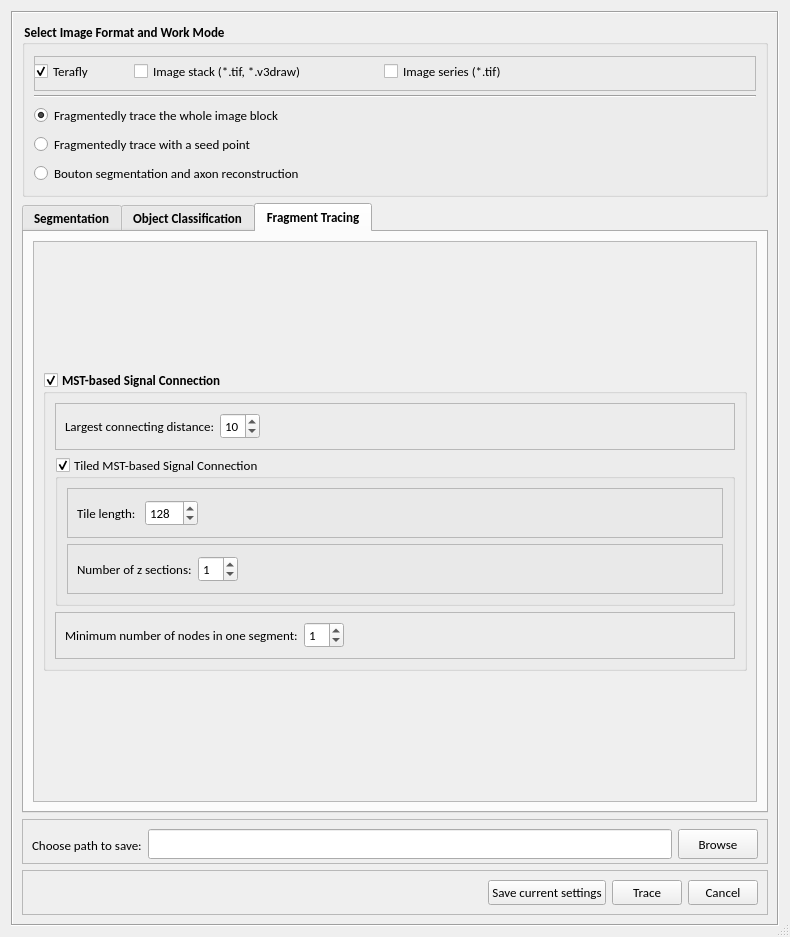
Above: hackathon/MK/Fragmented_autoTrace/fragmentedTraceUI.ui from Vaa3D/vaa3d_tools before the change. Below: the same form after it.
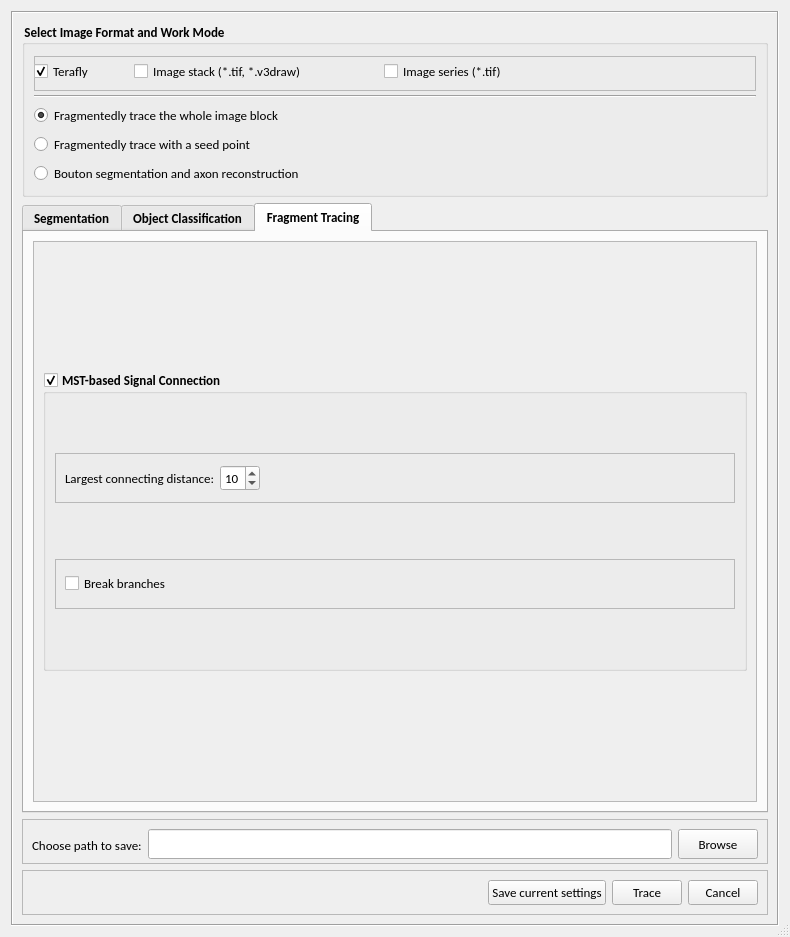
That is the form after the change. The open tabs and pages were chosen to show the change.

```diff
--- a/hackathon/MK/Fragmented_autoTrace/fragmentedTraceUI.ui
+++ b/hackathon/MK/Fragmented_autoTrace/fragmentedTraceUI.ui
@@ -1089,134 +1089,8 @@
                    </layout>
                   </widget>
                  </item>
-                 <item>
-                  <widget class="QGroupBox" name="groupBox_9">
-                   <property name="minimumSize">
-                    <size>
-                     <width>0</width>
-                     <height>150</height>
-                    </size>
-                   </property>
-                   <property name="maximumSize">
-                    <size>
-                     <width>16777215</width>
-                     <height>150</height>
-                    </size>
-                   </property>
-                   <property name="font">
-                    <font>
-                     <weight>50</weight>
-                     <bold>false</bold>
-                    </font>
-                   </property>
-                   <property name="title">
-                    <string>Tiled MST-based Signal Connection</string>
-                   </property>
-                   <property name="checkable">
-                    <bool>true</bool>
-                   </property>
-                   <property name="checked">
-                    <bool>true</bool>
-                   </property>
-                   <layout class="QVBoxLayout" name="verticalLayout_14">
-                    <item>
-                     <widget class="QFrame" name="frame_12">
-                      <property name="font">
-                       <font>
-                        <weight>50</weight>
-                        <bold>false</bold>
-                       </font>
-                      </property>
-                      <property name="frameShape">
-                       <enum>QFrame::StyledPanel</enum>
-                      </property>
-                      <property name="frameShadow">
-                       <enum>QFrame::Raised</enum>
-                      </property>
-                      <layout class="QHBoxLayout" name="horizontalLayout_9">
-                       <item>
-                        <widget class="QLabel" name="label_7">
-                         <property name="text">
-                          <string>Tile length: </string>
-                         </property>
-                        </widget>
-                       </item>
-                       <item>
-                        <widget class="QSpinBox" name="spinBox_4">
-                         <property name="maximum">
-                          <number>1024</number>
-                         </property>
-                         <property name="value">
-                          <number>128</number>
-                         </property>
-                        </widget>
-                       </item>
-                       <item>
-                        <spacer name="horizontalSpacer_4">
-                         <property name="orientation">
-                          <enum>Qt::Horizontal</enum>
-                         </property>
-                         <property name="sizeHint" stdset="0">
-                          <size>
-                           <width>463</width>
-                           <height>20</height>
-                          </size>
-                         </property>
-                        </spacer>
-                       </item>
-                      </layout>
-                     </widget>
-                    </item>
-                    <item>
-                     <widget class="QFrame" name="frame_13">
-                      <property name="frameShape">
-                       <enum>QFrame::StyledPanel</enum>
-                      </property>
-                      <property name="frameShadow">
-                       <enum>QFrame::Raised</enum>
-                      </property>
-                      <layout class="QHBoxLayout" name="horizontalLayout_7">
-                       <item>
-                        <widget class="QLabel" name="label_10">
-                         <property name="text">
-                          <string>Number of z sections:</string>
-                         </property>
-                        </widget>
-                       </item>
-                       <item>
-                        <widget class="QSpinBox" name="spinBox_8">
-                         <property name="value">
-                          <number>1</number>
-                         </property>
-                        </widget>
-                       </item>
-                       <item>
-                        <spacer name="horizontalSpacer_6">
-                         <property name="orientation">
-                          <enum>Qt::Horizontal</enum>
-                         </property>
-                         <property name="sizeHint" stdset="0">
-                          <size>
-                           <width>397</width>
-                           <height>20</height>
-                          </size>
-                         </property>
-                        </spacer>
-                       </item>
-                      </layout>
-                     </widget>
-                    </item>
-                   </layout>
-                  </widget>
-                 </item>
                  <item>
                   <widget class="QFrame" name="frame_11">
-                   <property name="minimumSize">
-                    <size>
-                     <width>0</width>
-                     <height>0</height>
-                    </size>
-                   </property>
                    <property name="maximumSize">
                     <size>
                      <width>16777215</width>
@@ -1229,9 +1103,9 @@
                    <property name="frameShadow">
                     <enum>QFrame::Raised</enum>
                    </property>
-                   <layout class="QHBoxLayout" name="horizontalLayout_8">
+                   <layout class="QHBoxLayout" name="horizontalLayout_7">
                     <item>
-                     <widget class="QLabel" name="label_9">
+                     <widget class="QCheckBox" name="checkBox_10">
                       <property name="font">
                        <font>
                         <weight>50</weight>
@@ -1239,31 +1113,18 @@
                        </font>
                       </property>
                       <property name="text">
-                       <string>Minimum number of nodes in one segment:</string>
+                       <string>Break branches</string>
                       </property>
                      </widget>
                     </item>
                     <item>
-                     <widget class="QSpinBox" name="spinBox_6">
-                      <property name="font">
-                       <font>
-                        <weight>50</weight>
-                        <bold>false</bold>
-                       </font>
-                      </property>
-                      <property name="value">
-                       <number>1</number>
-                      </property>
-                     </widget>
-                    </item>
-                    <item>
-                     <spacer name="horizontalSpacer_5">
+                     <spacer name="horizontalSpacer_4">
                       <property name="orientation">
                        <enum>Qt::Horizontal</enum>
                       </property>
                       <property name="sizeHint" stdset="0">
                        <size>
-                        <width>264</width>
+                        <width>495</width>
                         <height>20</height>
                        </size>
                       </property>
```
